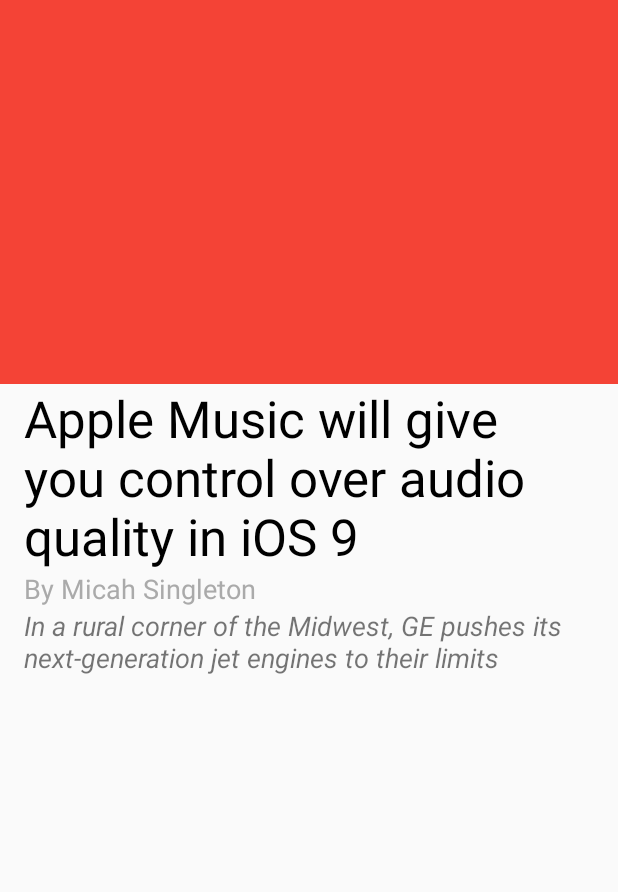
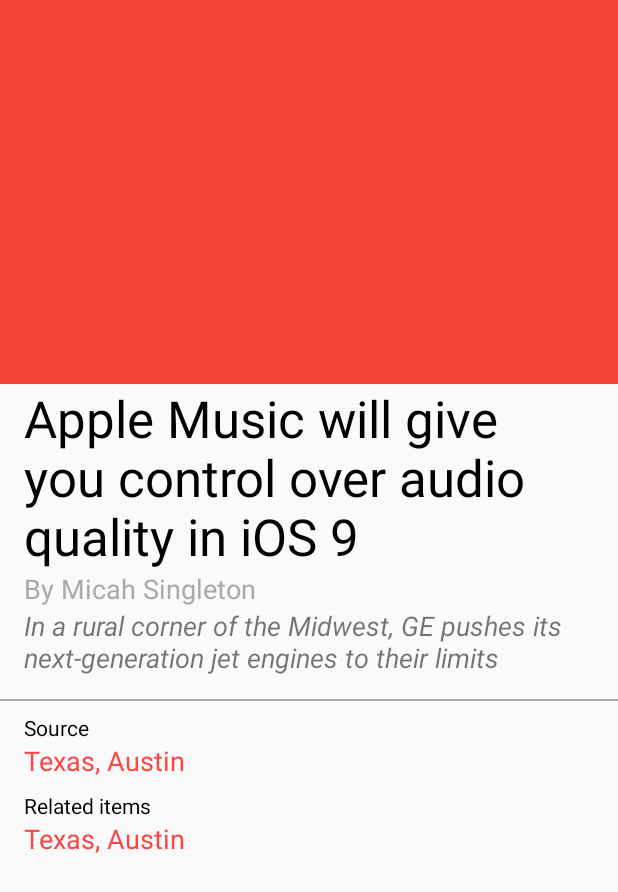
Before and after one commit to akashyssboddeda/TheVerge, an Android app: the layout activity_article.xml on its own in the app's theme, with its tools: preview values and no code run, on a phone screen of 412 x 824 dp. Shown: the top 892 px of the screen. Run offline under Robolectric (Android 15) with nearby library versions, the phone set to English and light mode, and no system bars.

Commit message:
Add article sources and related items to ArticleActivity

```diff
--- a/app/src/main/res/layout/activity_article.xml
+++ b/app/src/main/res/layout/activity_article.xml
@@ -45,11 +45,9 @@
         app:layout_behavior="@string/appbar_scrolling_view_behavior">
 
         <LinearLayout
-            android:id="@+id/linearLayout"
             android:layout_width="match_parent"
             android:layout_height="wrap_content"
-            android:orientation="vertical"
-            android:paddingBottom="8dp">
+            android:orientation="vertical">
 
             <TextView
                 android:id="@+id/title"
@@ -81,6 +79,59 @@
                 android:textSize="18sp"
                 android:textStyle="italic"
                 tools:text="In a rural corner of the Midwest, GE pushes its next-generation jet engines to their limits" />
+
+            <LinearLayout
+                android:id="@+id/linearLayout"
+                android:layout_width="match_parent"
+                android:layout_height="wrap_content"
+                android:orientation="vertical" />
+
+            <View
+                android:layout_marginBottom="8dp"
+                android:id="@+id/article_source_divider"
+                android:layout_width="match_parent"
+                android:layout_height="1dp"
+                android:background="@android:color/darker_gray" />
+
+            <LinearLayout
+                android:layout_width="match_parent"
+                android:layout_height="wrap_content"
+                android:orientation="vertical"
+                android:paddingLeft="16dp"
+                android:paddingRight="16dp">
+
+                <TextView
+                    android:id="@+id/article_source_title"
+                    android:layout_width="wrap_content"
+                    android:layout_height="wrap_content"
+                    android:text="Source"
+                    android:textColor="@android:color/black" />
+
+                <TextView
+                    android:id="@+id/article_source_content"
+                    android:layout_width="wrap_content"
+                    android:layout_height="wrap_content"
+                    android:layout_marginBottom="8dp"
+                    android:textAppearance="?android:textAppearanceMedium"
+                    tools:text="Texas, Austin"
+                    tools:textColor="@android:color/holo_red_light" />
+
+                <TextView
+                    android:id="@+id/related_items_title"
+                    android:layout_width="wrap_content"
+                    android:layout_height="wrap_content"
+                    android:text="Related items"
+                    android:textColor="@android:color/black" />
+
+                <TextView
+                    android:id="@+id/related_items_content"
+                    android:layout_width="wrap_content"
+                    android:layout_height="wrap_content"
+                    android:layout_marginBottom="8dp"
+                    android:textAppearance="?android:textAppearanceMedium"
+                    tools:text="Texas, Austin"
+                    tools:textColor="@android:color/holo_red_light" />
+            </LinearLayout>
         </LinearLayout>
     </android.support.v4.widget.NestedScrollView>
 </android.support.design.widget.CoordinatorLayout>
```
Also changed, not shown: app/src/main/java/com/teinproductions/tein/theverge/ArticleActivity.java (+72 -1 lines).
